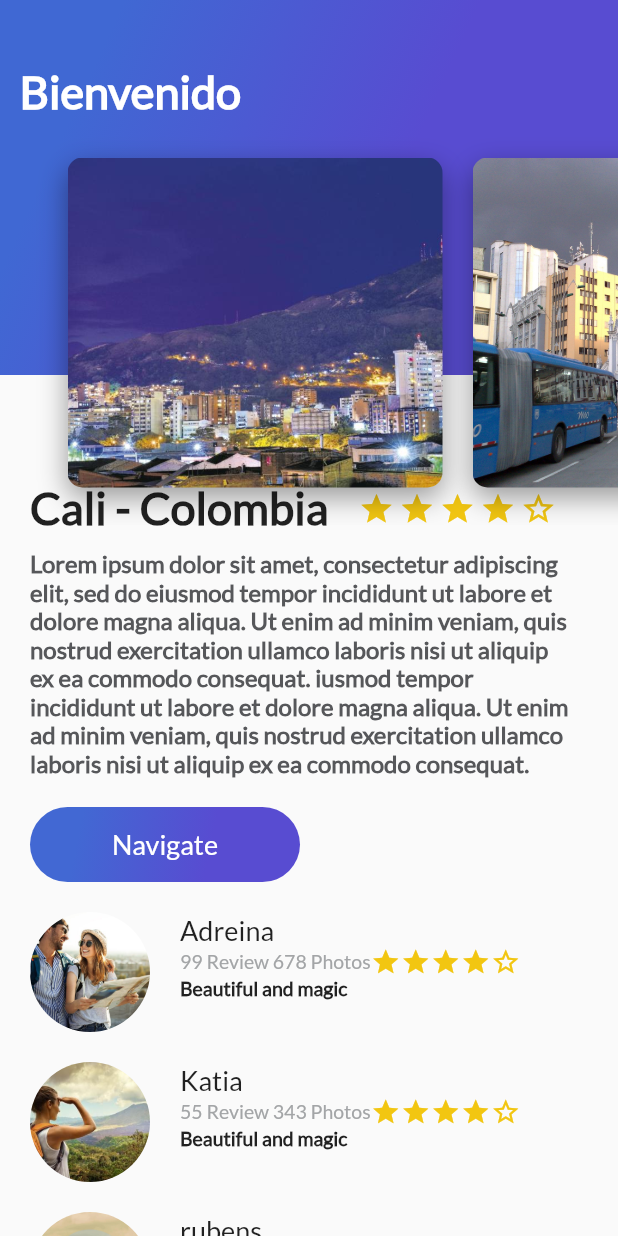
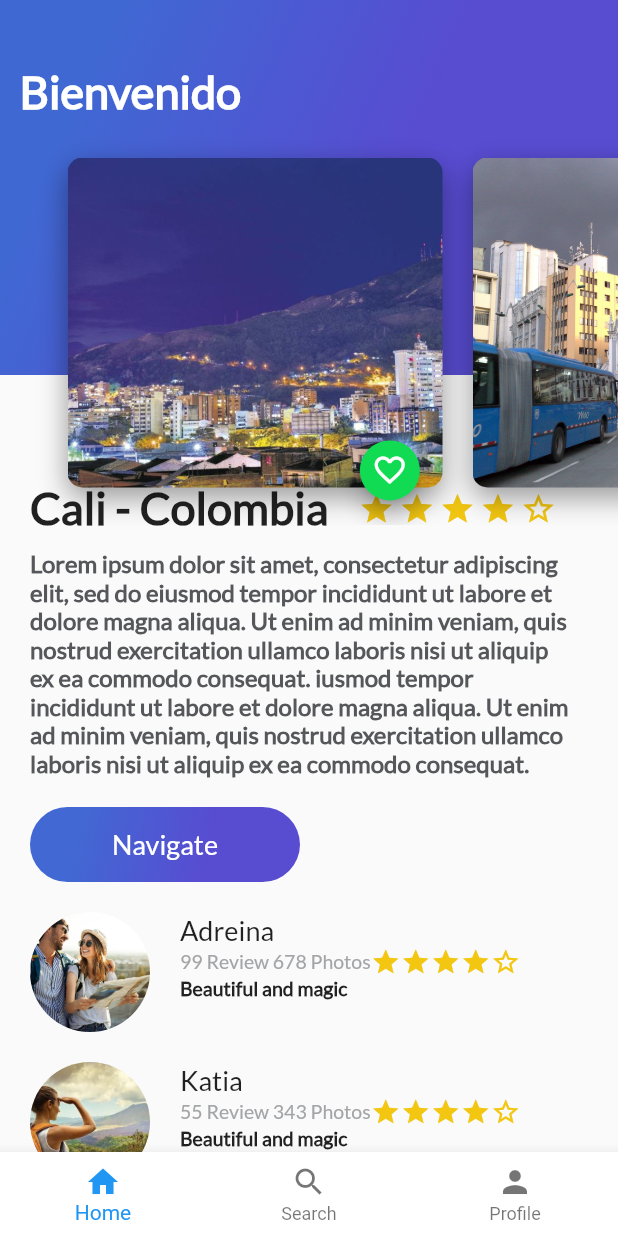
Before and after one commit to RubenToroG/platzi_trips_app, a Flutter app: the screen it shows after launch, on a phone screen of 412 x 824 dp. Run offline on Flutter 3.47's test engine with Material 2 defaults, Android fonts, the phone set to English and light mode, and no system bars.

Commit message:
Bottom navigation bar, tree pages, home-search-profile

```diff
--- a/lib/card_image.dart
+++ b/lib/card_image.dart
@@ -1,4 +1,5 @@
 import 'package:flutter/material.dart';
+import 'floating_action_button_green.dart';
 
 class CardImage extends StatelessWidget {
   String pathImage = "assets/img/cali/cali1.jpg";
@@ -25,6 +26,9 @@ class CardImage extends StatelessWidget {
           ]),
     );
 
-    return card;
+    return Stack(
+      alignment: Alignment(0.9, 1.1),
+      children: <Widget>[card, FloatingActionButtonGreen()],
+    );
   }
 }
--- /dev/null
+++ b/lib/floating_action_button_green.dart
@@ -0,0 +1,27 @@
+import 'package:flutter/material.dart';
+
+class FloatingActionButtonGreen extends StatefulWidget {
+  @override
+  State<StatefulWidget> createState() {
+    return _FloatingActionButtonGreen();
+  }
+}
+
+class _FloatingActionButtonGreen extends State<FloatingActionButtonGreen> {
+  void onPressedFav() {
+    ScaffoldMessenger.of(context).showSnackBar(SnackBar(
+      content: Text('Favs'),
+    ));
+  }
+
+  @override
+  Widget build(BuildContext context) {
+    return FloatingActionButton(
+      backgroundColor: Color(0xFF11DA53),
+      mini: true,
+      tooltip: "Fav",
+      onPressed: onPressedFav,
+      child: Icon(Icons.favorite_border),
+    );
+  }
+}
--- /dev/null
+++ b/lib/home_trips.dart
@@ -0,0 +1,25 @@
+import 'package:flutter/material.dart';
+
+import 'description_place.dart';
+import 'header_appbar.dart';
+import 'review_list.dart';
+
+class HomeTrips extends StatelessWidget {
+  String descriptionDummy =
+      "Lorem ipsum dolor sit amet, consectetur adipiscing elit, sed do eiusmod tempor incididunt ut labore et dolore magna aliqua. Ut enim ad minim veniam, quis nostrud exercitation ullamco laboris nisi ut aliquip ex ea commodo consequat. iusmod tempor incididunt ut labore et dolore magna aliqua. Ut enim ad minim veniam, quis nostrud exercitation ullamco laboris nisi ut aliquip ex ea commodo consequat.";
+
+  @override
+  Widget build(BuildContext context) {
+    return Stack(
+      children: <Widget>[
+        ListView(
+          children: <Widget>[
+            DescriptionPlace("Cali - Colombia", 4, descriptionDummy),
+            ReviewList()
+          ],
+        ),
+        HeaderAppBar()
+      ],
+    );
+  }
+}
--- a/lib/main.dart
+++ b/lib/main.dart
@@ -1,9 +1,6 @@
 import 'package:flutter/material.dart';
 import 'package:flutter/services.dart';
-import 'description_place.dart';
-import 'review_list.dart';
-import 'gradient_back.dart';
-import 'header_appbar.dart';
+import 'platzi_trips.dart';
 
 void main() {
   SystemChrome.setSystemUIOverlayStyle(SystemUiOverlayStyle(
@@ -14,8 +11,6 @@ void main() {
 
 class MyApp extends StatelessWidget {
   // This widget is the root of your application.
-  String descriptionDummy =
-      "Lorem ipsum dolor sit amet, consectetur adipiscing elit, sed do eiusmod tempor incididunt ut labore et dolore magna aliqua. Ut enim ad minim veniam, quis nostrud exercitation ullamco laboris nisi ut aliquip ex ea commodo consequat. iusmod tempor incididunt ut labore et dolore magna aliqua. Ut enim ad minim veniam, quis nostrud exercitation ullamco laboris nisi ut aliquip ex ea commodo consequat.";
 
   @override
   Widget build(BuildContext context) {
@@ -33,23 +28,7 @@ class MyApp extends StatelessWidget {
           // is not restarted.
           primarySwatch: Colors.blue,
         ),
-        home: Scaffold(
-          /*appBar: AppBar(
-            title: Text("Platzi Trips"),
-          ),*/
-          //body: new
-          body: Stack(
-            children: <Widget>[
-              ListView(
-                children: <Widget>[
-                  DescriptionPlace("Cali - Colombia", 4, descriptionDummy),
-                  ReviewList()
-                ],
-              ),
-              HeaderAppBar()
-            ],
-          ),
-        ));
+        home: PlatziTrips());
   }
 }
 
--- /dev/null
+++ b/lib/platzi_trips.dart
@@ -0,0 +1,47 @@
+import 'package:flutter/material.dart';
+import 'home_trips.dart';
+import 'profile_trips.dart';
+import 'search_trips.dart';
+
+class PlatziTrips extends StatefulWidget {
+  @override
+  State<StatefulWidget> createState() {
+    return _PlatziTrips();
+  }
+}
+
+class _PlatziTrips extends State<PlatziTrips> {
+  int indexTap = 0;
+  final List<Widget> widgetsChildren = [
+    HomeTrips(),
+    SearchTrips(),
+    ProfileTrips()
+  ];
+
+  void onTapTapped(int index) {
+    setState(() {
+      indexTap = index;
+    });
+  }
+
+  @override
+  Widget build(BuildContext context) {
+    return Scaffold(
+      body: widgetsChildren[indexTap],
+      bottomNavigationBar: Theme(
+        data: Theme.of(context)
+            .copyWith(canvasColor: Colors.white, primaryColor: Colors.purple),
+        child: BottomNavigationBar(
+            onTap: onTapTapped,
+            currentIndex: indexTap,
+            items: [
+              BottomNavigationBarItem(icon: Icon(Icons.home), label: ("Home")),
+              BottomNavigationBarItem(
+                  icon: Icon(Icons.search), label: ("Search")),
+              BottomNavigationBarItem(
+                  icon: Icon(Icons.person), label: ("Profile")),
+            ]),
+      ),
+    );
+  }
+}
--- /dev/null
+++ b/lib/profile_trips.dart
@@ -0,0 +1,10 @@
+import 'package:flutter/material.dart';
+
+class ProfileTrips extends StatelessWidget {
+  @override
+  Widget build(BuildContext context) {
+    return Container(
+      color: Colors.amberAccent,
+    );
+  }
+}
--- a/lib/review.dart
+++ b/lib/review.dart
@@ -27,7 +27,7 @@ class Review extends StatelessWidget {
       size: 20,
       color: Color(0xFFf2C611),
     ));
-    final star_border = Container(
+    final starBorder = Container(
         child: Icon(
       Icons.star_border,
       size: 20,
@@ -46,7 +46,7 @@ class Review extends StatelessWidget {
           ),
         ),
         Row(
-          children: <Widget>[star, star, star, star, star_border],
+          children: <Widget>[star, star, star, star, starBorder],
         )
       ],
     );
--- /dev/null
+++ b/lib/search_trips.dart
@@ -0,0 +1,10 @@
+import 'package:flutter/material.dart';
+
+class SearchTrips extends StatelessWidget {
+  @override
+  Widget build(BuildContext context) {
+    return Container(
+      color: Colors.lightGreen,
+    );
+  }
+}
```
